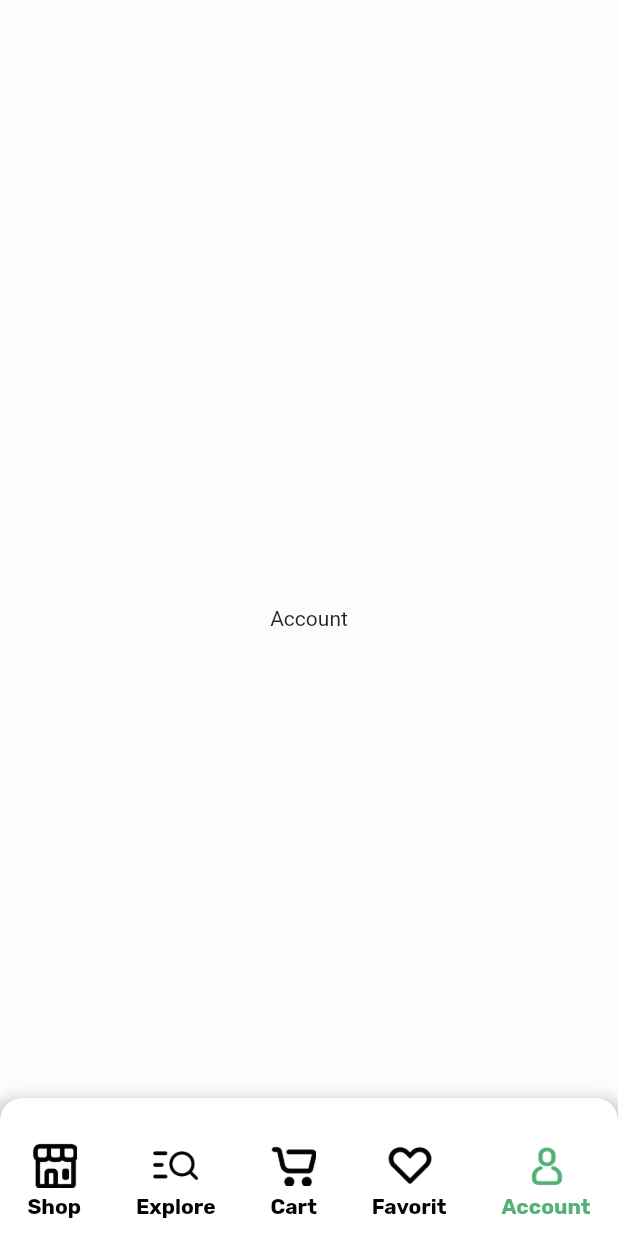
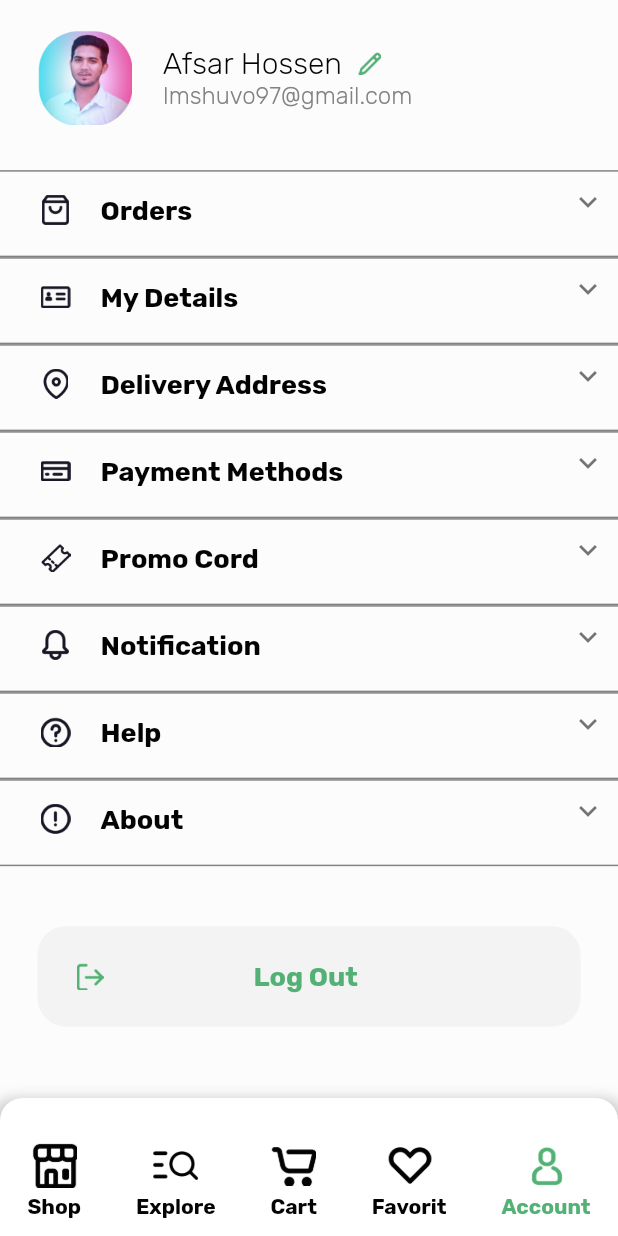
Before and after one commit to ahmadshofi23/dagangan_buah, a Flutter app: the screen it shows after launch, item 5 of the bottom bar chosen, on a phone screen of 412 x 824 dp. Run offline on Flutter 3.47's test engine with Material 2 defaults, Android fonts, the phone set to English and light mode, and no system bars; drawn by our look-alikes of expandable; our stand-ins replace flutter_bloc, flutter_rating_bar, google_fonts.

Commit message:
slicing accout

```diff
--- a/lib/ui/pages/account_page.dart
+++ b/lib/ui/pages/account_page.dart
@@ -1,14 +1,146 @@
+import 'package:dagangan_buah/shared/theme.dart';
+import 'package:dagangan_buah/ui/widget/expandable_account.dart';
 import 'package:flutter/material.dart';
 
 class AccountPage extends StatelessWidget {
   const AccountPage({Key? key}) : super(key: key);
 
-  @override
-  Widget build(BuildContext context) {
-    return Center(
-      child: Container(
-        child: Text('Account'),
+  Widget header() {
+    return Container(
+      margin: EdgeInsets.only(
+        top: 20,
+        bottom: 30,
+        left: 25,
+      ),
+      child: Column(
+        children: [
+          Row(
+            children: [
+              Image.asset(
+                'assets/images/account.png',
+                width: 63.44,
+                height: 63.44,
+              ),
+              SizedBox(width: 20),
+              Column(
+                crossAxisAlignment: CrossAxisAlignment.start,
+                children: [
+                  Row(
+                    children: [
+                      Text(
+                        'Afsar Hossen',
+                        style: blackTextStyle.copyWith(
+                          fontWeight: light,
+                          fontSize: 20,
+                        ),
+                      ),
+                      SizedBox(width: 11),
+                      Image.asset(
+                        'assets/icons/edit.png',
+                        width: 15,
+                        height: 15,
+                      ),
+                    ],
+                  ),
+                  Text(
+                    'Imshuvo97@gmail.com',
+                    style: greyTextStyle.copyWith(
+                      fontWeight: light,
+                      fontSize: 16,
+                    ),
+                  ),
+                ],
+              ),
+            ],
+          )
+        ],
       ),
     );
   }
+
+  Widget contentList() {
+    return Container(
+      // margin: EdgeInsets.only(bottom: 60),
+      child: Column(
+        children: [
+          ExpandableAccount(
+            imageUrl: 'assets/icons/orders.png',
+            title: 'Orders',
+          ),
+          ExpandableAccount(
+            imageUrl: 'assets/icons/identitas.png',
+            title: 'My Details',
+          ),
+          ExpandableAccount(
+            imageUrl: 'assets/icons/location_white.png',
+            title: 'Delivery Address',
+          ),
+          ExpandableAccount(
+            imageUrl: 'assets/icons/payment.png',
+            title: 'Payment Methods',
+          ),
+          ExpandableAccount(
+            imageUrl: 'assets/icons/promo.png',
+            title: 'Promo Cord',
+          ),
+          ExpandableAccount(
+            imageUrl: 'assets/icons/bell.png',
+            title: 'Notification',
+          ),
+          ExpandableAccount(
+            imageUrl: 'assets/icons/help.png',
+            title: 'Help',
+          ),
+          ExpandableAccount(
+            imageUrl: 'assets/icons/about.png',
+            title: 'About',
+          ),
+        ],
+      ),
+    );
+  }
+
+  Widget button() {
+    return Container(
+      width: double.infinity,
+      height: 67,
+      margin: EdgeInsets.only(top: 40, bottom: 150, left: 25, right: 25),
+      decoration: BoxDecoration(
+        color: textfieldfill,
+        borderRadius: BorderRadius.circular(19),
+      ),
+      child: Row(
+        children: [
+          Container(
+            margin: EdgeInsets.only(left: 26),
+            child: Image.asset(
+              'assets/icons/logout_kanan.png',
+              width: 18,
+              height: 18,
+            ),
+          ),
+          SizedBox(width: 100),
+          Text(
+            'Log Out',
+            style: greenTextStyle.copyWith(
+              fontSize: 18,
+              fontWeight: bold,
+            ),
+          ),
+        ],
+      ),
+    );
+  }
+
+  @override
+  Widget build(BuildContext context) {
+    return ListView(
+      children: [
+        header(),
+        contentList(),
+        button(),
+        // SizedBox(height: 50),
+      ],
+    );
+  }
 }
--- /dev/null
+++ b/lib/ui/widget/expandable_account.dart
@@ -0,0 +1,76 @@
+import 'package:dagangan_buah/shared/theme.dart';
+import 'package:expandable/expandable.dart';
+import 'package:flutter/material.dart';
+
+class ExpandableAccount extends StatelessWidget {
+  final String title, imageUrl;
+  const ExpandableAccount(
+      {required this.imageUrl, required this.title, Key? key})
+      : super(key: key);
+
+  @override
+  Widget build(BuildContext context) {
+    return Container(
+      padding: EdgeInsets.only(left: 27),
+      decoration: BoxDecoration(
+        border: Border(
+          top: BorderSide(
+            color: kgrey2Color,
+            width: 1,
+          ),
+          bottom: BorderSide(
+            color: kgrey2Color,
+            width: 1,
+          ),
+        ),
+      ),
+
+      // Nutritions
+      child: ExpandablePanel(
+        header: Padding(
+          padding: EdgeInsets.only(top: 15),
+          child: Row(
+            // mainAxisAlignment: MainAxisAlignment.spaceBetween,
+            children: [
+              Image.asset(
+                imageUrl,
+                width: 20,
+                height: 20,
+              ),
+              SizedBox(width: 20),
+              Text(
+                title,
+                style: blackTextStyle.copyWith(
+                  fontWeight: bold,
+                  fontSize: 18,
+                ),
+              ),
+            ],
+          ),
+        ),
+        collapsed: Text(''),
+        expanded: Column(
+          children: [
+            Padding(
+              padding: EdgeInsets.only(bottom: 10),
+              child: Text(
+                'Apples are nutritious. Apples may be good for weight loss. apples may be good for your heart. As part of a healtful and varied diet.',
+                style: greyTextStyle,
+                softWrap: true,
+                overflow: TextOverflow.fade,
+              ),
+            ),
+          ],
+        ),
+        builder: (_, collapsed, expanded) {
+          return Container(
+            child: Expandable(
+              collapsed: collapsed,
+              expanded: expanded,
+            ),
+          );
+        },
+      ),
+    );
+  }
+}
```
Also changed, not shown: assets/icons/about.png (added), assets/icons/bell.png (added), assets/icons/edit.png (added), assets/icons/help.png (added), assets/icons/identitas.png (added), assets/icons/location_white.png (added), assets/icons/logout_kanan.png (added), assets/icons/orders.png (added), assets/icons/payment.png (added), assets/icons/promo.png (added), assets/images/account.png (added).
